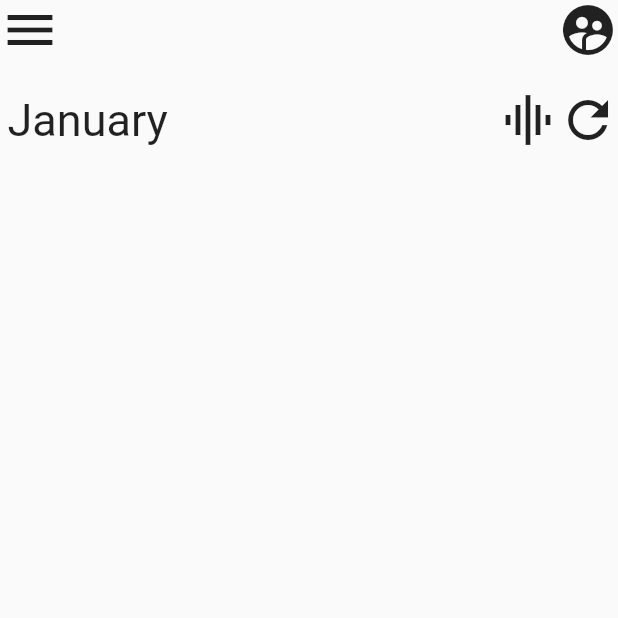
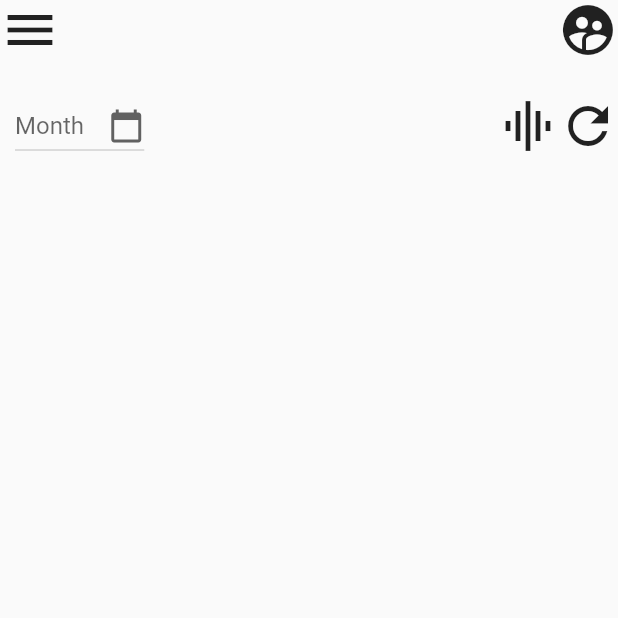
Before and after one commit to Jerry-Tom20/Fundfolio, a Flutter app: the screen it shows after launch, on a phone screen of 412 x 824 dp, the top half of it. Run offline on Flutter 3.47's test engine with Material 2 defaults, Android fonts, the phone set to English and light mode, and no system bars.

Commit message:
Month Added

```diff
--- /dev/null
+++ b/lib/home.dart
@@ -0,0 +1,73 @@
+import 'package:flutter/material.dart';
+
+class home extends StatefulWidget {
+
+  home({Key key}) : super(key: key);
+
+  @override
+  _homeState createState() => _homeState();
+}
+
+class _homeState extends State<home> {
+ String month;
+ @override
+  void initState() {
+      month="Month";
+    // TODO: implement initState
+    super.initState();
+  }
+
+  @override
+  Widget build(BuildContext context) {
+    return Scaffold(
+        body: SafeArea(
+          child: Column(
+             children: [
+               Row(
+                 mainAxisAlignment: MainAxisAlignment.spaceBetween,
+                 children: [
+                   Icon(Icons.menu,size: 40,),
+                   Icon(Icons.supervised_user_circle,size: 40,)
+                 ],
+               ),
+               SizedBox(height: 20,),
+               Row(
+                 mainAxisAlignment: MainAxisAlignment.spaceBetween,
+                 children: [
+                   Padding(
+                     padding: const EdgeInsets.fromLTRB(10,0,0,0),
+                     child: new DropdownButton<String>(
+                       icon: Icon(Icons.calendar_today),
+                      hint: Text(month.toString()),
+  items: <String>['January', 'February', 'March', 'April'].map((String value) {
+    return new DropdownMenuItem<String>(
+      value: value,
+      child: new Text(value,),
+    );
+  }).toList(),
+  onChanged: (String selectedmonth) {
+
+
+   setState(() {
+     month = selectedmonth.toString();
+     print(month);
+      print('HELLO'+selectedmonth);
+   });
+  },
+)
+                   ),
+                   Row(
+                     children: [
+                       Icon(Icons.graphic_eq,size: 40,),
+                       Icon(Icons.refresh,size: 40,)
+                     ],
+                   )
+                 ],
+               ),
+
+             ],
+           ),
+        )
+      );
+  }
+}
--- a/lib/main.dart
+++ b/lib/main.dart
@@ -1,42 +1,12 @@
 import 'package:flutter/material.dart';
+import 'home.dart';
 
 //The main function is the starting point for all Flutter apps.
 void main() {
   runApp(
     MaterialApp(
       debugShowCheckedModeBanner: false,
-      home: Scaffold(
-        body: SafeArea(
-          child: Column(
-             children: [
-               Row(
-                 mainAxisAlignment: MainAxisAlignment.spaceBetween,
-                 children: [
-                   Icon(Icons.menu,size: 40,),
-                   Icon(Icons.supervised_user_circle,size: 40,)
-                 ],
-               ),
-               SizedBox(height: 20,),
-               Row(
-                 mainAxisAlignment: MainAxisAlignment.spaceBetween,
-                 children: [
-                   Padding(
-                     padding: const EdgeInsets.fromLTRB(5,0,0,0),
-                     child: Text('January',style: TextStyle(fontSize: 30),),
-                   ),
-                   Row(
-                     children: [
-                       Icon(Icons.graphic_eq,size: 40,),
-                       Icon(Icons.refresh,size: 40,)
-                     ],
-                   )
-                 ],
-               ),
-
-             ],
-           ),
-        )
-      ),
+      home: home()
     ),
   );
 }
```
